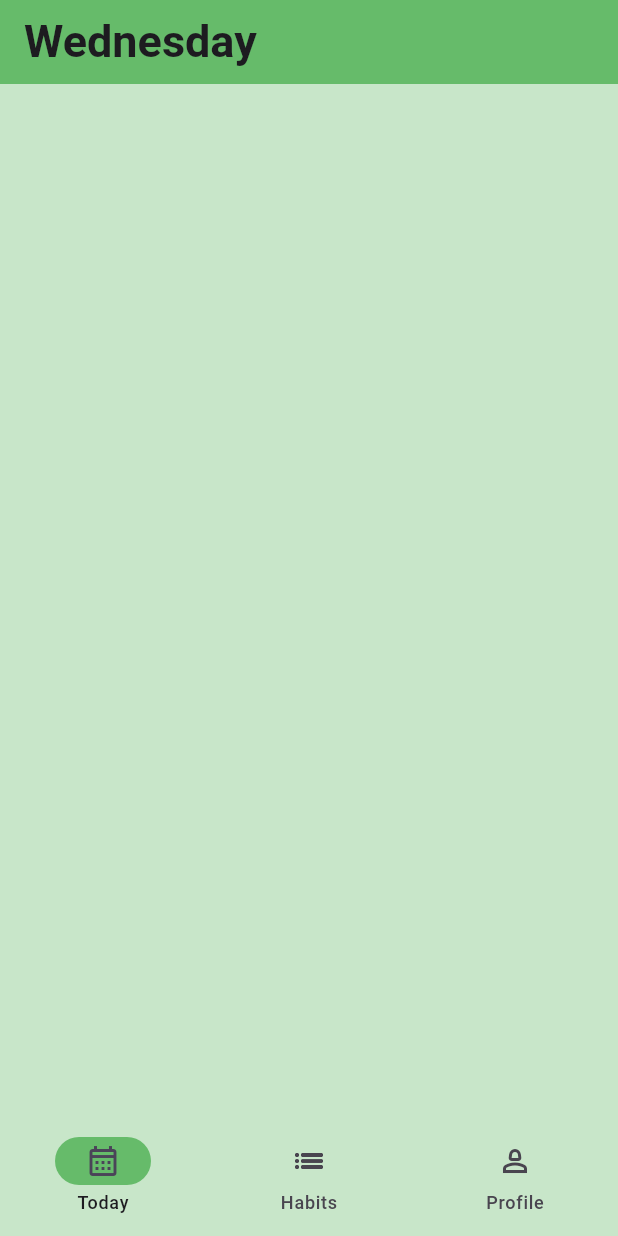
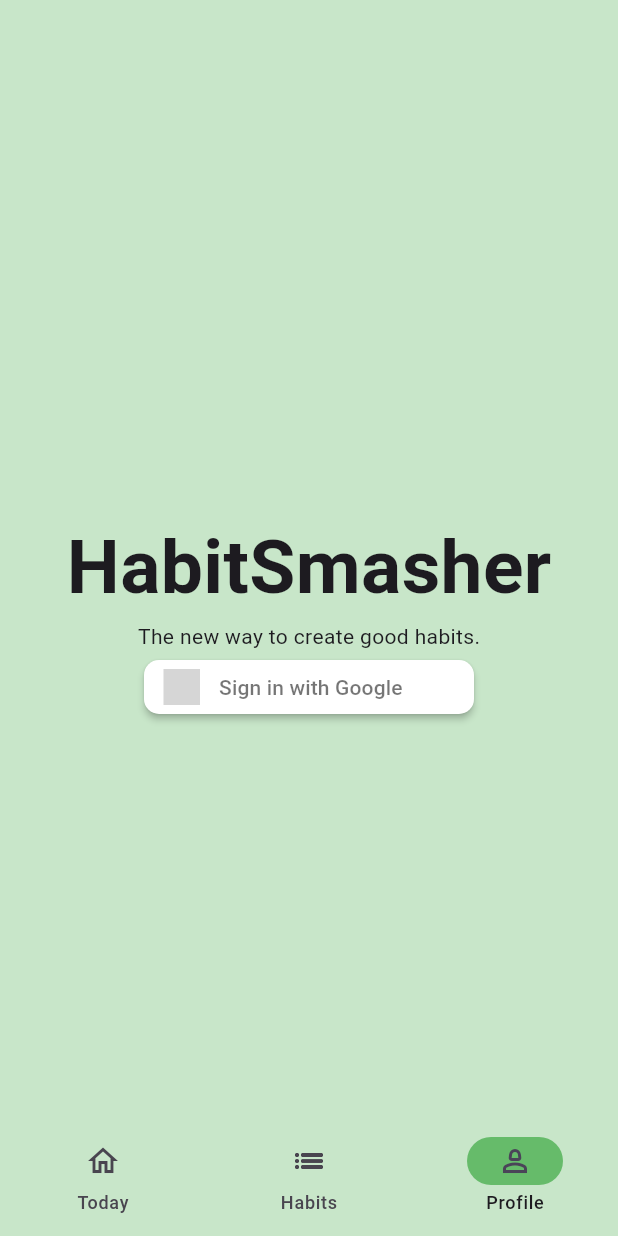
Before and after one commit to Nova-Drive/HabitSmasher, a Flutter app: the screen it shows after launch, on a phone screen of 412 x 824 dp. Run offline on Flutter 3.47's test engine with Material 3 defaults, Android fonts, the phone set to English and light mode, and no system bars; drawn by our look-alikes of sign_in_button; our stand-ins replace blur, cloud_firestore, firebase_auth, firebase_core, firebase_storage, flutter_map and 7 more; accounts and stored records are empty; grey boxes are pictures that could not be loaded.

Commit message:
Sign in working, next is refactoring to make user folder in db & login flow

```diff
--- a/lib/main.dart
+++ b/lib/main.dart
@@ -4,6 +4,7 @@ import 'package:flutter_riverpod/flutter_riverpod.dart';
 import 'package:habitsmasher/models/habit.dart';
 import 'package:habitsmasher/network/network.dart';
 import 'package:habitsmasher/screens/habit_list_view.dart';
+import 'package:habitsmasher/screens/login_view.dart';
 import 'package:habitsmasher/screens/test_widget.dart';
 import 'package:habitsmasher/screens/today_view.dart';
 import 'package:firebase_core/firebase_core.dart';
@@ -87,7 +88,7 @@ class Navigation extends StatefulWidget {
 }
 
 class _NavigationState extends State<Navigation> {
-  int currentPageIndex = 0;
+  int currentPageIndex = 2;
   FirebaseFirestore db = FirebaseFirestore.instance;
 
   @override
@@ -196,7 +197,7 @@ class _NavigationState extends State<Navigation> {
             deleteHabit: deleteHabit),
 
         /// Profile page
-        const HomePage()
+        const LoginView()
       ][currentPageIndex],
     );
   }
--- a/lib/sample_data/sample_data.dart
+++ b/lib/sample_data/sample_data.dart
@@ -2,11 +2,7 @@ import 'dart:math';
 
 import 'package:habitsmasher/models/habit.dart';
 import 'package:habitsmasher/models/habit_event.dart';
-import 'package:habitsmasher/models/user.dart';
 import 'package:location/location.dart';
-
-User user1 = User(username: 'user1', email: 'cameron@gmail.com');
-User user2 = User(username: 'user2', email: 'matthew@gmail.com');
 
 Future<LocationData> locationService() async {
   Location location = Location();
--- a/lib/screens/login_view.dart
+++ b/lib/screens/login_view.dart
@@ -0,0 +1,48 @@
+import 'package:flutter/material.dart';
+import 'package:habitsmasher/network/network.dart';
+import 'package:firebase_auth/firebase_auth.dart';
+import 'package:sign_in_button/sign_in_button.dart';
+
+class LoginView extends StatefulWidget {
+  const LoginView({super.key});
+
+  @override
+  State<LoginView> createState() => _LoginViewState();
+}
+
+class _LoginViewState extends State<LoginView> {
+  @override
+  Widget build(BuildContext context) {
+    return Scaffold(
+      body: Center(
+        child: Column(
+          mainAxisAlignment: MainAxisAlignment.center,
+          children: [
+            habitSmasherTitle(),
+            const Text("The new way to create good habits."),
+            SignInButton(
+              Buttons.google,
+              shape: RoundedRectangleBorder(
+                  borderRadius: BorderRadius.circular(10)),
+              onPressed: () async {
+                await signInWithGoogle();
+                debugPrint(FirebaseAuth.instance.currentUser.toString());
+              },
+              text: 'Sign in with Google',
+            ),
+          ],
+        ),
+      ),
+    );
+  }
+}
+
+Widget habitSmasherTitle() {
+  return const Text(
+    'HabitSmasher',
+    style: TextStyle(
+      fontSize: 50,
+      fontWeight: FontWeight.bold,
+    ),
+  );
+}
--- a/pubspec.yaml
+++ b/pubspec.yaml
@@ -46,6 +46,8 @@ dependencies:
   flutter_riverpod: ^3.0.0-dev.3
   riverpod_annotation: ^3.0.0-dev.3
   firebase_auth: ^5.1.0
+  google_sign_in: ^6.2.1
+  sign_in_button: ^3.0.0
 
 dev_dependencies:
   build_runner:
```
Also changed, not shown: lib/models/user.dart (deleted, +0 -9 lines), lib/network/network.dart (+24 -0 lines), pubspec.lock, 4 other files.
